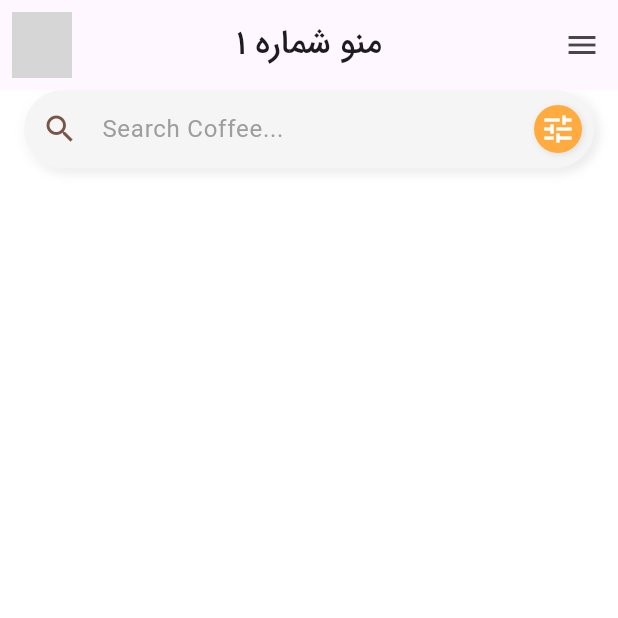
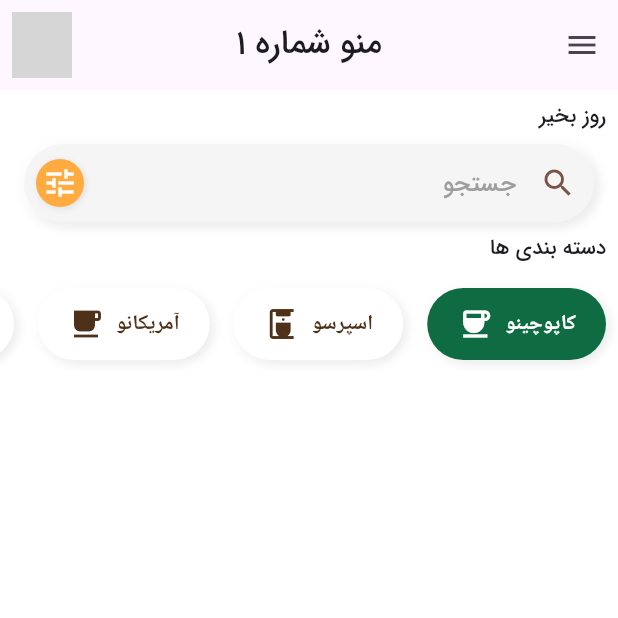
Before and after one commit to Welldone1993/cafe-menu, a Flutter app: the FirstMenuPageView screen opened by its route, on a phone screen of 412 x 824 dp, the top half of it. Run offline on Flutter 3.47's test engine with Material 3 defaults, Android fonts, the light colour scheme and no system bars; our stand-ins replace get, octo_image; statements that could not run were skipped; grey boxes are pictures that could not be loaded.

Commit message:
feat: category chip builder

```diff
--- a/lib/lib/src/pages/01_first_style/menu/controller/first_menu_controller.dart
+++ b/lib/lib/src/pages/01_first_style/menu/controller/first_menu_controller.dart
@@ -1 +1,23 @@
-class FirstMenuController {}
+import 'package:flutter/material.dart';
+import 'package:get/get.dart';
+
+import '../model/category_view_model.dart';
+
+class FirstMenuController {
+  final TextEditingController searchTextController = TextEditingController();
+
+  final RxInt selectedCategory = 1.obs;
+
+  final List<CategoryViewModel> coffeeOptions = [
+    CategoryViewModel(id: 1, icon: Icons.coffee, name: "کاپوچینو"),
+    // Cappuccino
+    CategoryViewModel(id: 2, icon: Icons.coffee_maker, name: "اسپرسو"),
+    // Espresso
+    CategoryViewModel(id: 3, icon: Icons.local_cafe, name: "آمریکانو"),
+    // Americano
+    CategoryViewModel(id: 4, icon: Icons.emoji_food_beverage, name: "لاته"),
+    // Latte
+    CategoryViewModel(id: 5, icon: Icons.icecream, name: "آیس کافی"),
+    // Iced Coffee
+  ];
+}
--- /dev/null
+++ b/lib/lib/src/pages/01_first_style/menu/model/category_view_model.dart
@@ -0,0 +1,13 @@
+import 'package:flutter/cupertino.dart';
+
+class CategoryViewModel {
+  final int id;
+  final IconData icon;
+  final String name;
+
+  CategoryViewModel({
+    required this.id,
+    required this.icon,
+    required this.name,
+  });
+}
--- a/lib/lib/src/pages/01_first_style/menu/view/first_menu_page_view.dart
+++ b/lib/lib/src/pages/01_first_style/menu/view/first_menu_page_view.dart
@@ -5,6 +5,7 @@ import '../../../../components/image_builder.dart';
 import '../../../../components/scaffold.dart';
 import '../../../../infrastructure/utils/constants.dart';
 import '../controller/first_menu_controller.dart';
+import 'widget/category_chip_builder.dart';
 import 'widget/search_field.dart';
 
 class FirstMenuPageView extends GetView<FirstMenuController> {
@@ -28,10 +29,7 @@ class FirstMenuPageView extends GetView<FirstMenuController> {
         toolbarHeight: 60,
         title: Text(
           'منو شماره 1',
-          style: TextStyle(
-            fontWeight: FontWeight.w500,
-            fontFamily: Constants.iranSansFaNumFont,
-          ),
+          style: _textStyle(),
         ),
         centerTitle: true,
         actions: [
@@ -49,13 +47,46 @@ class FirstMenuPageView extends GetView<FirstMenuController> {
         ],
       );
 
-  Widget _body() => Column(
-        children: [
-          SearchBarWidget(
-            textController: TextEditingController(),
-            title: 'search',
-            hint: 'search text',
-          )
-        ],
+  TextStyle _textStyle() => TextStyle(
+        fontWeight: FontWeight.w500,
+        fontFamily: Constants.iranSansFaNumFont,
+      );
+
+  Widget _body() => Obx(
+        () => Column(
+          crossAxisAlignment: CrossAxisAlignment.end,
+          children: [
+            Padding(
+              padding: const EdgeInsets.all(8.0),
+              child: Text(
+                'روز بخیر',
+                style: _textStyle(),
+              ),
+            ),
+            _searchbar(),
+            Padding(
+              padding: const EdgeInsets.all(8.0),
+              child: Text(
+                'دسته بندی ها',
+                style: _textStyle(),
+              ),
+            ),
+            CoffeeChipSelector(
+              onSelected: (value) {
+                controller.selectedCategory.value = value.id;
+                // TODO(welldone): handle change on category
+                print(value.name);
+              },
+              options: controller.coffeeOptions.reversed.toList(),
+              selectedId: controller.selectedCategory.value,
+            ),
+          ],
+        ),
+      );
+
+  Widget _searchbar() => SearchBarWidget(
+        textController: controller.searchTextController,
+        title: 'search',
+        hint: 'search text',
       );
 }
--- /dev/null
+++ b/lib/lib/src/pages/01_first_style/menu/view/widget/category_chip_builder.dart
@@ -0,0 +1,74 @@
+import 'package:flutter/material.dart';
+
+import '../../model/category_view_model.dart';
+
+class CoffeeChipSelector extends StatefulWidget {
+  final List<CategoryViewModel> options;
+  final int? selectedId;
+  final void Function(CategoryViewModel item) onSelected;
+
+  const CoffeeChipSelector({
+    super.key,
+    required this.options,
+    required this.selectedId,
+    required this.onSelected,
+  });
+
+  @override
+  CoffeeChipSelectorState createState() => CoffeeChipSelectorState();
+}
+
+class CoffeeChipSelectorState extends State<CoffeeChipSelector> {
+  @override
+  Widget build(BuildContext context) => SingleChildScrollView(
+        scrollDirection: Axis.horizontal,
+        reverse: true,
+        child: Row(
+          mainAxisAlignment: MainAxisAlignment.center,
+          children: widget.options.map((option) {
+            final bool isSelected = widget.selectedId == option.id;
+            return GestureDetector(
+              onTap: () => widget.onSelected(option),
+              child: Container(
+                margin: const EdgeInsets.all( 8.0),
+                padding:
+                    const EdgeInsets.symmetric(horizontal: 20, vertical: 12),
+                decoration: BoxDecoration(
+                  color: isSelected ? Color(0xff0E6B42) : Colors.white,
+                  borderRadius: BorderRadius.circular(30),
+                  boxShadow: [
+                      BoxShadow(
+                        color: Colors.black.withValues(alpha: 0.1),
+                        blurRadius: 5,
+                        offset: Offset(2, 2),
+                      ),
+                      BoxShadow(
+                        color: Colors.white.withValues(alpha: 0.8),
+                        blurRadius: 5,
+                        offset: Offset(-2, -2),
+                      ),
+
+                  ],
+                ),
+                child: Row(
+                  children: [
+                    Icon(
+                      option.icon,
+                      color: isSelected ? Colors.white : Color(0xff4E3118),
+                    ),
+                    const SizedBox(width: 8),
+                    Text(
+                      option.name,
+                      style: TextStyle(
+                        color: isSelected ? Colors.white : Color(0xff4E3118),
+                        fontWeight: FontWeight.bold,
+                      ),
+                    ),
+                  ],
+                ),
+              ),
+            );
+          }).toList(),
+        ),
+      );
+}
--- a/lib/lib/src/pages/01_first_style/menu/view/widget/search_field.dart
+++ b/lib/lib/src/pages/01_first_style/menu/view/widget/search_field.dart
@@ -69,6 +69,8 @@
 
 import 'package:flutter/material.dart';
 
+import '../../../../../infrastructure/utils/constants.dart';
+
 class SearchBarWidget extends StatefulWidget {
   const SearchBarWidget({
     super.key,
@@ -82,19 +84,17 @@ class SearchBarWidget extends StatefulWidget {
   final TextEditingController textController;
 
   @override
-  _SearchBarWidgetState createState() => _SearchBarWidgetState();
+  SearchBarWidgetState createState() => SearchBarWidgetState();
 }
 
-class _SearchBarWidgetState extends State<SearchBarWidget> {
-  TextEditingController _controller = TextEditingController();
-
+class SearchBarWidgetState extends State<SearchBarWidget> {
   @override
   Widget build(BuildContext context) {
     return Padding(
       padding: const EdgeInsets.symmetric(horizontal: 16.0),
       child: Container(
         decoration: BoxDecoration(
-          color: Colors.grey[100], // Background color
+          color: Colors.grey[100],
           borderRadius: BorderRadius.circular(30),
           boxShadow: [
             BoxShadow(
@@ -112,16 +112,35 @@ class _SearchBarWidgetState extends State<SearchBarWidget> {
           ],
         ),
         child: TextField(
-          controller: _controller,
+          controller: widget.textController,
+          textDirection: TextDirection.rtl,
+          textAlign: TextAlign.right,
           decoration: InputDecoration(
-            hintText: "Search Coffee...",
-            hintStyle: TextStyle(color: Colors.grey),
-            prefixIcon: Icon(Icons.search, color: Colors.brown),
-            // Left icon
-            suffixIcon: GestureDetector(
+            hintText: 'جستجو',
+            hintStyle: TextStyle(
+              color: Colors.grey,
+              fontWeight: FontWeight.w500,
+              fontFamily: Constants.iranSansFaNumFont,
+            ),
+            suffixIcon: Padding(
+              padding: const EdgeInsets.all(8.0),
+              child: Icon(Icons.search, color: Colors.brown),
+            ),
+            prefixIcon: GestureDetector(
               onTap: () {
-                // Handle filter button click
+                //TODO(welldone): Handle filter button click
                 print("Filter button pressed");
+                ScaffoldMessenger.of(context).showSnackBar(
+                  SnackBar(
+                    content: Text(
+                      'به زودی......',
+                      style: TextStyle(
+                        fontFamily: Constants.iranSansFaNumFont,
+                        fontWeight: FontWeight.bold,
+                      ),
+                    ),
+                  ),
+                );
               },
               child: Container(
                 margin: EdgeInsets.all(8),
```
